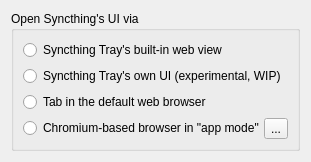
The window that syncthingwidgets/settings/generalwebviewoptionpage.ui (Martchus/syncthingtray) describes before a commit, drawn with Qt 5.
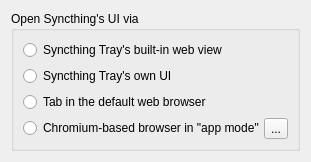
The same window after the commit. Icons and pictures are not drawn.

Commit message: Consider Qt Quick based dashboard no longer experimental

Patch:
```diff
--- a/syncthingwidgets/settings/generalwebviewoptionpage.ui
+++ b/syncthingwidgets/settings/generalwebviewoptionpage.ui
@@ -32,7 +32,7 @@
       <item>
        <widget class="QRadioButton" name="ownRadioButton">
         <property name="text">
-         <string>Syncthing Tray's own UI (experimental, WIP)</string>
+         <string>Syncthing Tray's own UI</string>
         </property>
        </widget>
       </item>
```
